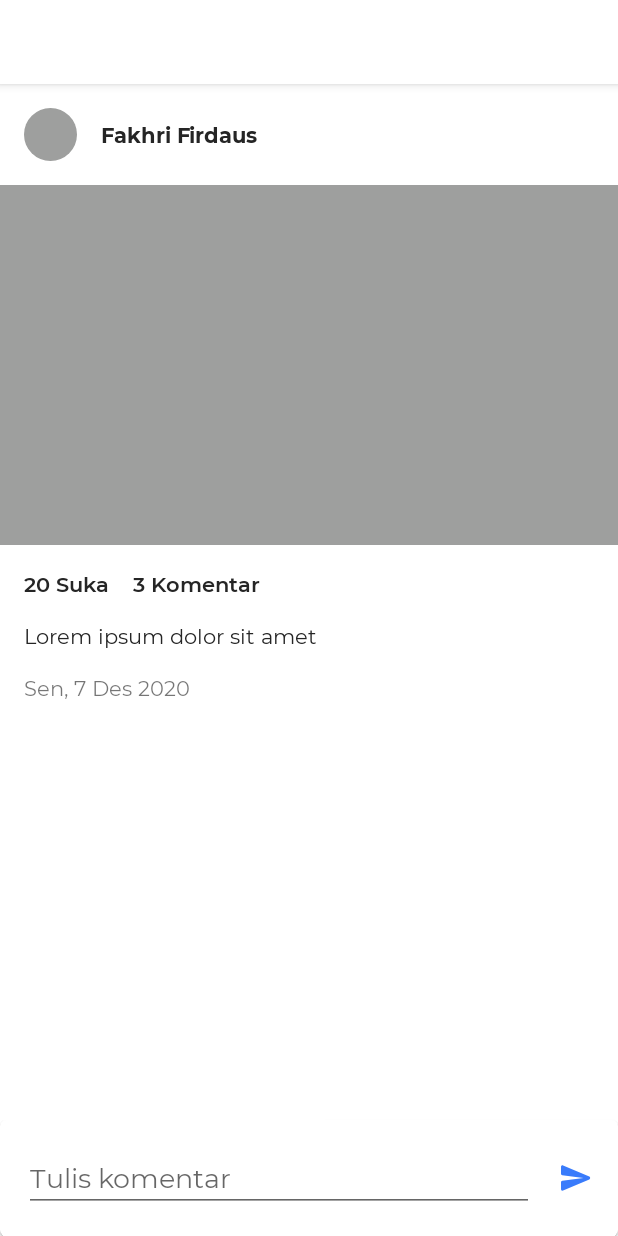
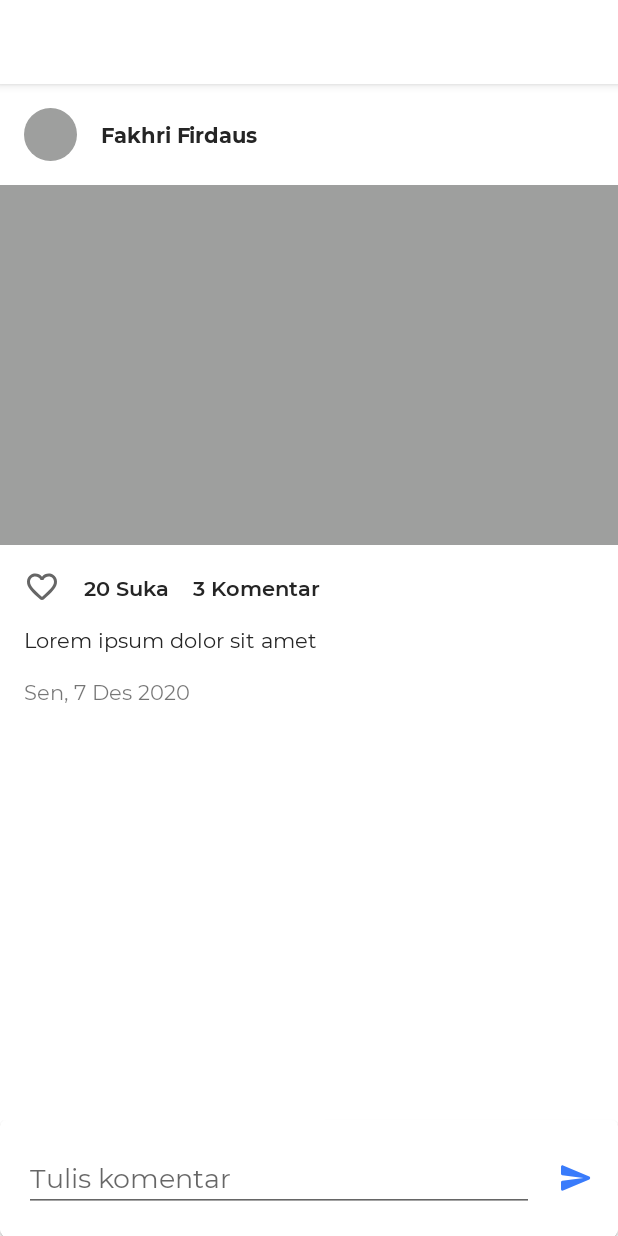
Before and after one commit to affand20/alumnifstku-app, an Android app: the layout fragment_detail_post.xml on its own in the app's theme, with its tools: preview values and no code run, on a phone screen of 412 x 824 dp. Run offline under Robolectric (Android 15) with nearby library versions, the phone set to English and light mode, and no system bars.

Commit message:
like unlike comment feature done

```diff
--- a/app/src/main/java/id/trydev/alumnifstku/adapter/CommentAdapter.kt
+++ b/app/src/main/java/id/trydev/alumnifstku/adapter/CommentAdapter.kt
@@ -36,6 +36,7 @@ class CommentAdapter(private val context: Context): RecyclerView.Adapter<Comment
             if (item.alumni?.biodata?.foto != null) {
                 GlideApp.with(context)
                     .asBitmap()
+                    .placeholder(R.color.grey)
                     .fallback(R.color.grey)
                     .load(item.alumni.biodata.foto)
                     .into(binding.ivProfilePic)
--- a/app/src/main/java/id/trydev/alumnifstku/network/ApiFactory.kt
+++ b/app/src/main/java/id/trydev/alumnifstku/network/ApiFactory.kt
@@ -312,6 +312,7 @@ object ApiFactory {
 
     /* Get All Comment */
     suspend fun getAllCommment(apiToken: String, id: Int): Result<DefaultResponse<List<Comment>>> {
+        Log.d("GET COMMENT", "executed")
         return safeApiCall { apiService.getComments("Bearer $apiToken", id) }
     }
 
--- a/app/src/main/java/id/trydev/alumnifstku/network/ApiService.kt
+++ b/app/src/main/java/id/trydev/alumnifstku/network/ApiService.kt
@@ -303,7 +303,6 @@ interface ApiService {
     * 1. Kelas ID
     * */
     @POST("kelas/{id}/unbook")
-    @FormUrlEncoded
     suspend fun unbookKelas(
         @Header("Authorization") apiToken: String,
         @Path("id") id: Int,
@@ -317,7 +316,6 @@ interface ApiService {
     * 1. Kelas ID
     * */
     @POST("kelas/{id}/resend-ticket")
-    @FormUrlEncoded
     suspend fun resendTicketKelas(
         @Header("Authorization") apiToken: String,
         @Path("id") id: Int,
@@ -389,7 +387,6 @@ interface ApiService {
     * =======================
     * */
     @POST("sharing/{id}/like")
-    @FormUrlEncoded
     suspend fun likePost(
         @Header("Authorization") apiToken: String,
         @Path("id") id: Int,
@@ -401,7 +398,6 @@ interface ApiService {
     * =======================
     * */
     @POST("sharing/{id}/unlike")
-    @FormUrlEncoded
     suspend fun unlikePost(
         @Header("Authorization") apiToken: String,
         @Path("id") id: Int,
@@ -426,7 +422,6 @@ interface ApiService {
     * =======================
     * */
     @POST("sharing/{id}/comment/{commentId}/remove")
-    @FormUrlEncoded
     suspend fun removeCommentPost(
         @Header("Authorization") apiToken: String,
         @Path("id") id: Int,
--- a/app/src/main/java/id/trydev/alumnifstku/ui/memory/SharingMemoryActivity.kt
+++ b/app/src/main/java/id/trydev/alumnifstku/ui/memory/SharingMemoryActivity.kt
@@ -29,7 +29,8 @@ class SharingMemoryActivity : AppCompatActivity() {
 
         adapter = SharingMemoryAdapter(this) { post ->
             /* Navigate to Detail Loker activity */
-            val detailFragment = DetailFragmentPost(post)
+            val detailFragment = DetailFragmentPost(post.id.toString().toInt())
+            Log.d("POST ID", post.id.toString())
             detailFragment.show(supportFragmentManager, detailFragment.tag)
         }
 
--- /dev/null
+++ b/app/src/main/res/drawable/ic_round_favorite_24.xml
@@ -0,0 +1,5 @@
+<vector android:height="24dp" android:tint="#E23A5E"
+    android:viewportHeight="24" android:viewportWidth="24"
+    android:width="24dp" xmlns:android="http://schemas.android.com/apk/res/android">
+    <path android:fillColor="@android:color/white" android:pathData="M13.35,20.13c-0.76,0.69 -1.93,0.69 -2.69,-0.01l-0.11,-0.1C5.3,15.27 1.87,12.16 2,8.28c0.06,-1.7 0.93,-3.33 2.34,-4.29 2.64,-1.8 5.9,-0.96 7.66,1.1 1.76,-2.06 5.02,-2.91 7.66,-1.1 1.41,0.96 2.28,2.59 2.34,4.29 0.14,3.88 -3.3,6.99 -8.55,11.76l-0.1,0.09z"/>
+</vector>
--- /dev/null
+++ b/app/src/main/res/drawable/ic_round_favorite_border_24.xml
@@ -0,0 +1,10 @@
+<vector xmlns:android="http://schemas.android.com/apk/res/android"
+    android:width="24dp"
+    android:height="24dp"
+    android:viewportWidth="24"
+    android:viewportHeight="24"
+    android:tint="?attr/colorControlNormal">
+  <path
+      android:fillColor="@android:color/white"
+      android:pathData="M19.66,3.99c-2.64,-1.8 -5.9,-0.96 -7.66,1.1 -1.76,-2.06 -5.02,-2.91 -7.66,-1.1 -1.4,0.96 -2.28,2.58 -2.34,4.29 -0.14,3.88 3.3,6.99 8.55,11.76l0.1,0.09c0.76,0.69 1.93,0.69 2.69,-0.01l0.11,-0.1c5.25,-4.76 8.68,-7.87 8.55,-11.75 -0.06,-1.7 -0.94,-3.32 -2.34,-4.28zM12.1,18.55l-0.1,0.1 -0.1,-0.1C7.14,14.24 4,11.39 4,8.5 4,6.5 5.5,5 7.5,5c1.54,0 3.04,0.99 3.57,2.36h1.87C13.46,5.99 14.96,5 16.5,5c2,0 3.5,1.5 3.5,3.5 0,2.89 -3.14,5.74 -7.9,10.05z"/>
+</vector>
--- a/app/src/main/res/layout/fragment_detail_post.xml
+++ b/app/src/main/res/layout/fragment_detail_post.xml
@@ -22,7 +22,7 @@
         android:id="@+id/root_view"
         android:layout_width="match_parent"
         android:layout_height="match_parent"
-        android:layout_marginBottom="76dp"
+        android:layout_marginBottom="82dp"
         android:layout_marginTop="?attr/actionBarSize"
         app:layout_constraintBottom_toBottomOf="parent"
         app:layout_constraintEnd_toEndOf="parent"
@@ -68,16 +68,27 @@
                 app:layout_constraintTop_toBottomOf="@+id/iv_profile_pic"
                 tools:src="@color/grey" />
 
+            <ImageButton
+                android:id="@+id/ib_toggle_like"
+                android:layout_width="wrap_content"
+                android:layout_height="wrap_content"
+                android:layout_marginStart="16dp"
+                android:layout_marginTop="16dp"
+                android:background="@android:color/transparent"
+                android:src="@drawable/ic_round_favorite_border_24"
+                app:layout_constraintStart_toStartOf="parent"
+                app:layout_constraintTop_toBottomOf="@+id/iv_post" />
+
             <TextView
                 android:id="@+id/tv_post_like"
                 android:layout_width="wrap_content"
                 android:layout_height="wrap_content"
                 android:layout_marginStart="16dp"
-                android:layout_marginTop="16dp"
                 android:fontFamily="@font/montserrat_semi_bold"
                 android:textColor="@color/black_soft"
-                app:layout_constraintStart_toStartOf="parent"
-                app:layout_constraintTop_toBottomOf="@+id/iv_post"
+                app:layout_constraintBottom_toBottomOf="@+id/ib_toggle_like"
+                app:layout_constraintStart_toEndOf="@+id/ib_toggle_like"
+                app:layout_constraintTop_toTopOf="@+id/ib_toggle_like"
                 tools:text="20 Suka" />
 
             <TextView
@@ -85,11 +96,11 @@
                 android:layout_width="wrap_content"
                 android:layout_height="wrap_content"
                 android:layout_marginStart="16dp"
-                android:layout_marginTop="16dp"
                 android:fontFamily="@font/montserrat_semi_bold"
                 android:textColor="@color/black_soft"
+                app:layout_constraintBottom_toBottomOf="@+id/ib_toggle_like"
                 app:layout_constraintStart_toEndOf="@+id/tv_post_like"
-                app:layout_constraintTop_toBottomOf="@+id/iv_post"
+                app:layout_constraintTop_toTopOf="@+id/ib_toggle_like"
                 tools:text="3 Komentar" />
 
             <TextView
@@ -97,7 +108,7 @@
                 android:layout_width="0dp"
                 android:layout_height="wrap_content"
                 android:layout_marginStart="16dp"
-                android:layout_marginTop="16dp"
+                android:layout_marginTop="14dp"
                 android:layout_marginEnd="16dp"
                 android:ellipsize="end"
                 android:fontFamily="@font/montserrat_regular"
@@ -105,7 +116,7 @@
                 android:textColor="@color/black_soft"
                 app:layout_constraintEnd_toEndOf="parent"
                 app:layout_constraintStart_toStartOf="parent"
-                app:layout_constraintTop_toBottomOf="@+id/tv_post_like"
+                app:layout_constraintTop_toBottomOf="@+id/ib_toggle_like"
                 tools:text="Lorem ipsum dolor sit amet" />
 
             <TextView
@@ -136,11 +147,23 @@
                 android:id="@+id/progress_bar"
                 android:layout_width="wrap_content"
                 android:layout_height="wrap_content"
-                android:layout_marginTop="32dp"
                 android:visibility="gone"
+                app:layout_constraintBottom_toBottomOf="@+id/iv_post"
                 app:layout_constraintEnd_toEndOf="parent"
                 app:layout_constraintStart_toStartOf="parent"
-                app:layout_constraintTop_toTopOf="@+id/rv_comment" />
+                app:layout_constraintTop_toTopOf="@+id/iv_post" />
+
+            <ProgressBar
+                android:id="@+id/progress_bar_comment"
+                android:layout_width="25dp"
+                android:layout_height="25dp"
+                android:indeterminateTint="@color/blue"
+                android:visibility="gone"
+                android:layout_marginTop="24dp"
+                app:layout_constraintEnd_toEndOf="parent"
+                app:layout_constraintStart_toStartOf="parent"
+                app:layout_constraintTop_toTopOf="@+id/rv_comment"
+                />
 
         </androidx.constraintlayout.widget.ConstraintLayout>
     </ScrollView>
@@ -186,18 +209,6 @@
                 app:layout_constraintEnd_toEndOf="parent"
                 app:layout_constraintTop_toTopOf="@id/edt_comment"
                 />
-
-            <ProgressBar
-                android:id="@+id/progress_bar_comment"
-                android:indeterminateTint="@color/blue"
-                android:layout_width="25dp"
-                android:layout_height="25dp"
-                android:visibility="gone"
-                app:layout_constraintStart_toStartOf="@id/btn_send_comment"
-                app:layout_constraintEnd_toEndOf="@id/btn_send_comment"
-                app:layout_constraintTop_toTopOf="@id/btn_send_comment"
-                app:layout_constraintBottom_toBottomOf="@id/btn_send_comment"
-                />
         </androidx.constraintlayout.widget.ConstraintLayout>
     </com.google.android.material.card.MaterialCardView>
 
```
Also changed, not shown: app/src/main/java/id/trydev/alumnifstku/ui/memory/bottomdialog/detail/DetailFragmentPost.kt (+124 -62 lines), app/src/main/java/id/trydev/alumnifstku/ui/memory/bottomdialog/detail/DetailFragmentViewModel.kt (+44 -0 lines).
